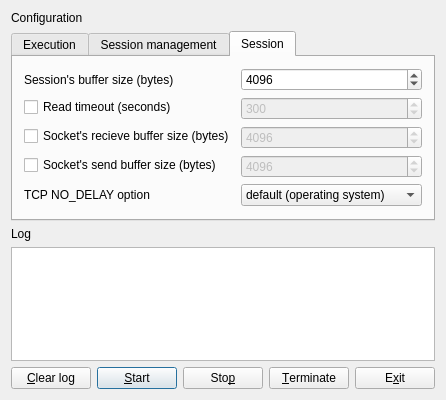
Old version of the form src/ma/echo/server/qt/mainform.ui in the repository mabrarov/asio_samples.
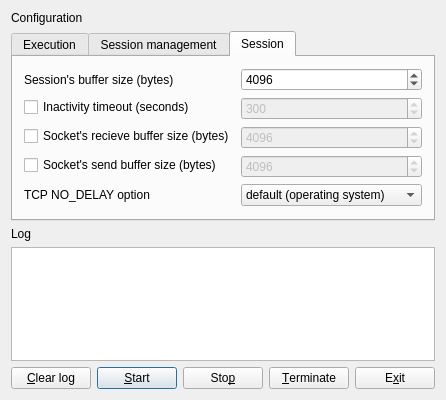
New version of the form. The open tabs and pages were chosen to show the change.

Commit message: echo_server, qt_echo_server: session's read timeout replaced with session's overall inactivity timeout being more logical solution against client's hangup. nmea_client: minor rename done.

What changed in the file:
```diff
--- a/src/ma/echo/server/qt/mainform.ui
+++ b/src/ma/echo/server/qt/mainform.ui
@@ -352,7 +352,7 @@
        <item row="1" column="0">
         <widget class="QCheckBox" name="readTimeoutCheckBox">
          <property name="text">
-          <string>Read timeout (seconds)</string>
+          <string>Inactivity timeout (seconds)</string>
          </property>
         </widget>
        </item>
```
Left out of the diff: 12 changed lines with no effect on the pictures. The commit also changes 10 other files.
